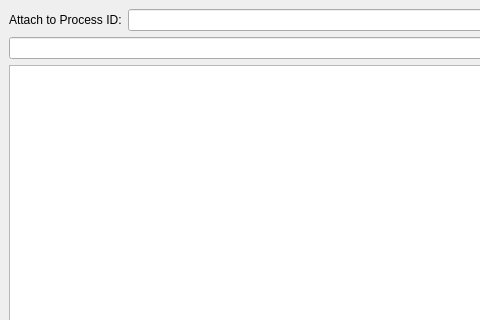
This is src/plugins/debugger/attachexternaldialog.ui in qt-creator/qt-creator as Qt 5 draws it before an edit; both pictures show x 0 to 480 and y 0 to 320 of the 650 by 549 pixel window. The edited form follows.
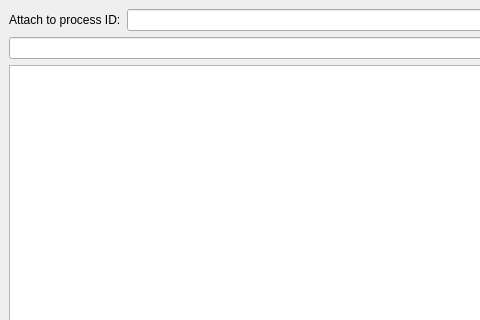
This is the edited form. Custom widgets are drawn as their Qt base class.

```diff
--- a/src/plugins/debugger/attachexternaldialog.ui
+++ b/src/plugins/debugger/attachexternaldialog.ui
@@ -28,7 +28,7 @@
      <item row="0" column="0">
       <widget class="QLabel" name="pidLabel">
        <property name="text">
-        <string>Attach to Process ID:</string>
+        <string>Attach to process ID:</string>
        </property>
       </widget>
      </item>
```
